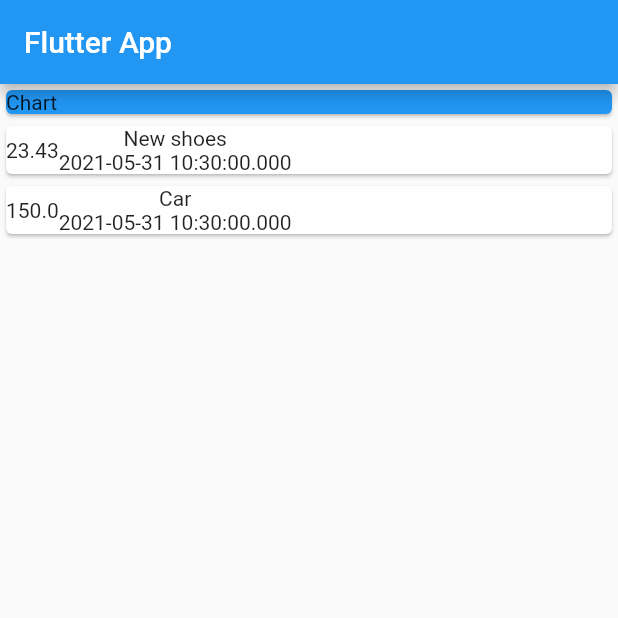
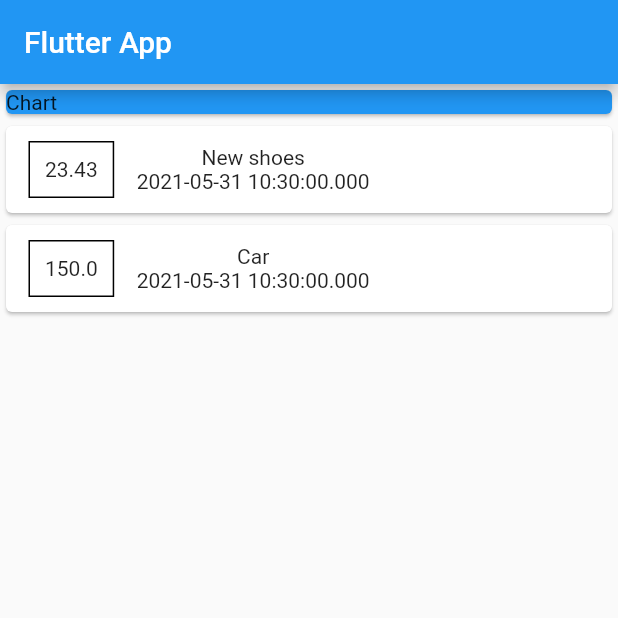
Before and after one commit to Damian9696/personal_expenses, a Flutter app: the screen it shows after launch, on a phone screen of 412 x 824 dp, the top half of it. Run offline on Flutter 3.47's test engine with Material 2 defaults, Android fonts, the phone set to English and light mode, and no system bars.

Commit message:
Added style to list item container;

```diff
--- a/lib/main.dart
+++ b/lib/main.dart
@@ -44,6 +44,10 @@ class MyHomePage extends StatelessWidget {
                   child: Row(
                 children: [
                   Container(
+                    margin: EdgeInsets.symmetric(vertical: 10, horizontal: 15),
+                    decoration:
+                        BoxDecoration(border: Border.all(color: Colors.black)),
+                    padding: EdgeInsets.all(10),
                     child: Text(
                       transaction.amount.toString(),
                     ),
```
Lines whose indentation alone changed are shown as unchanged.
